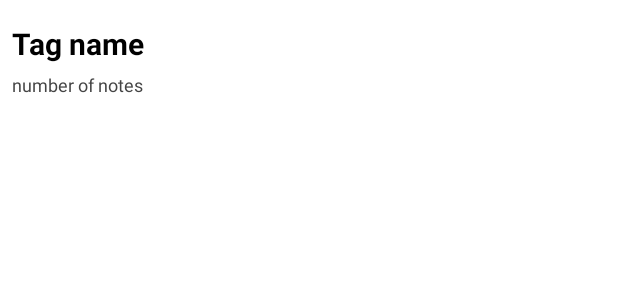
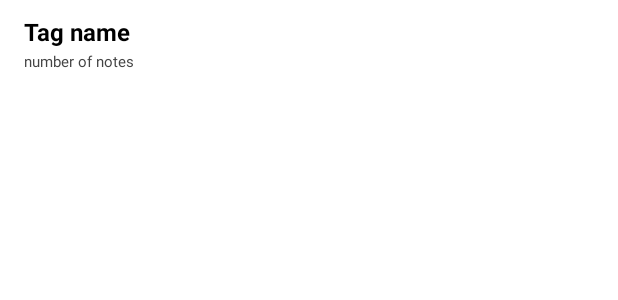
Before and after one commit to ngTienPhat/NMCNPM_Group13, an Android app: the layout list_tag_item.xml on its own in the app's theme, with its tools: preview values and no code run, on a phone screen of 412 x 824 dp. Shown: the top 300 px of the screen. Run offline under Robolectric (Android 15) with nearby library versions, the phone set to English and light mode, and no system bars; network calls fail.

Commit message:
change UI notebook_item & tag_item

```diff
--- a/app/src/main/res/layout/list_tag_item.xml
+++ b/app/src/main/res/layout/list_tag_item.xml
@@ -2,27 +2,27 @@
 <LinearLayout xmlns:android="http://schemas.android.com/apk/res/android"
     android:orientation="vertical"
     android:layout_width="match_parent"
-    android:layout_height="wrap_content"
-    android:layout_marginRight="8dp"
-    android:layout_marginLeft="8dp"
-    android:layout_marginVertical="10dp">
+    android:layout_height="64dp"
+    android:paddingLeft="16dp"
+    android:paddingRight="16dp"
+    android:paddingTop="8dp"
+    android:paddingBottom="16dp">
     <TextView
         android:layout_width="match_parent"
-        android:layout_height="wrap_content"
+        android:layout_height="24dp"
         android:id="@+id/textView_tagName"
         android:text="Tag name"
         android:textStyle="bold"
-        android:textSize="20dp"
-        android:textColor="#000"
-        android:layout_marginTop="5dp"/>
+        android:gravity="bottom"
+        android:textSize="16dp"
+        android:textColor="#000"/>
     <TextView
         android:layout_width="match_parent"
-        android:layout_height="wrap_content"
+        android:layout_height="16dp"
         android:id="@+id/textView_numberOfNotes"
         android:text="number of notes"
         android:textStyle="normal"
-        android:textSize="12dp"
-        android:textColor="#444444"
-        android:layout_marginVertical="5dp"
-        android:layout_marginBottom="5dp"/>
+        android:gravity="bottom"
+        android:textSize="10dp"
+        android:textColor="#444444"/>
 </LinearLayout>
--- a/app/src/main/res/values/styles.xml
+++ b/app/src/main/res/values/styles.xml
@@ -3,7 +3,7 @@
     <style name="AppTheme" parent="Theme.MaterialComponents.Light">
         <!-- Customize your theme here. -->
         <item name="colorPrimary">@color/colorLightGray</item>
-        <item name="colorPrimaryDark">@color/colorLightBlue</item>
+        <item name="colorPrimaryDark">@color/colorPrimaryDark</item>
         <item name="colorAccent">@color/colorLightBlue</item>
         <item name="colorControlNormal">@color/colorDarkGray</item>
         <item name="colorButtonNormal">@color/colorBlue</item>
```
Also changed, not shown: app/src/main/res/layout/list_notebook_item.xml (+13 -12 lines).
